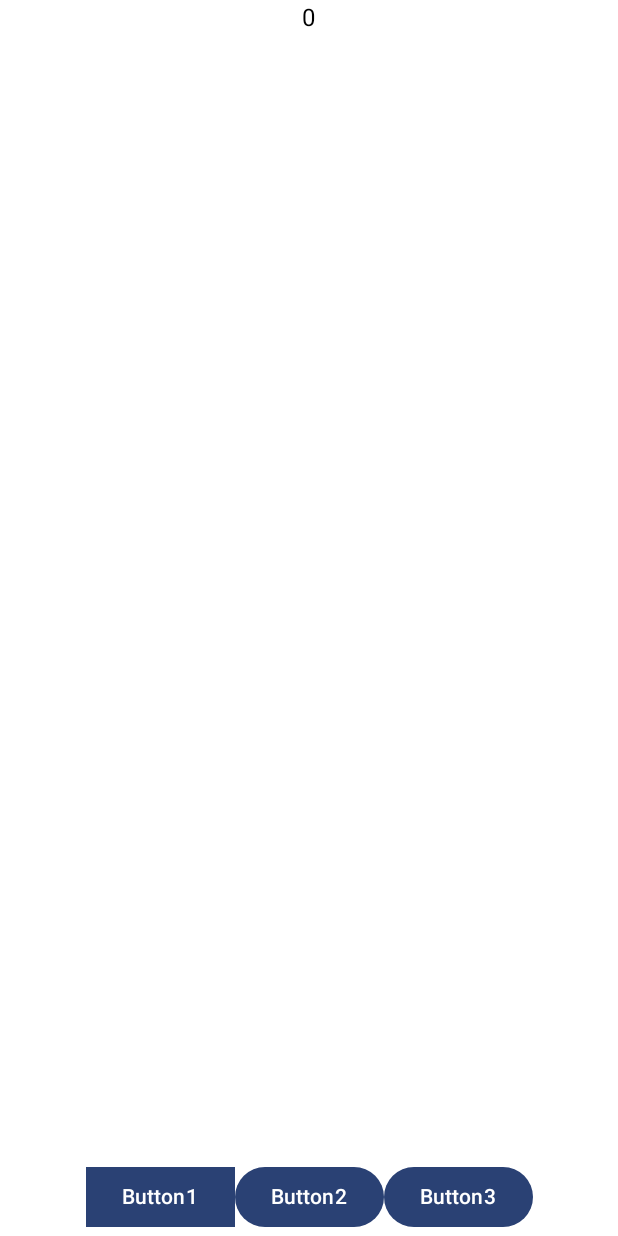
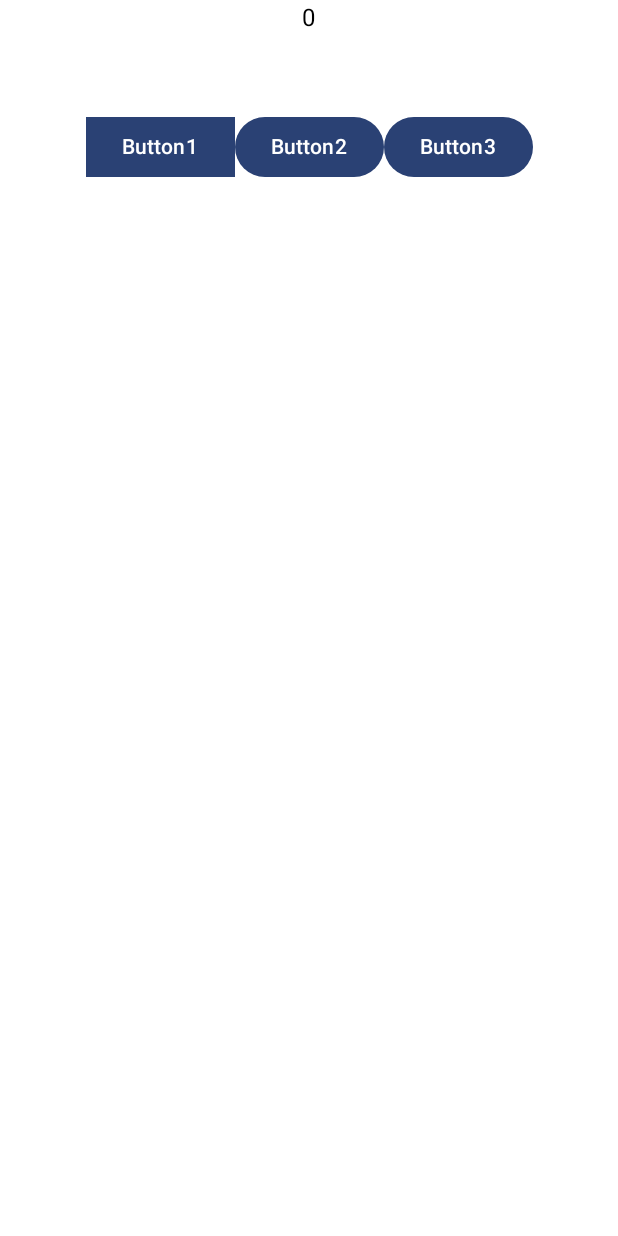
Before and after one commit to OMOCHInoHOSHI/example2_jet, an Android app built with Jetpack Compose: the @Preview function GreetingPreview, on a phone screen of 412 x 824 dp. Run offline under Robolectric (Android 15) with nearby library versions, the phone set to English and light mode, and no system bars.

Commit message:
基本的なボタン実装(修正1)

```diff
--- a/app/src/main/java/com/example/example2_jet/MainActivity.kt
+++ b/app/src/main/java/com/example/example2_jet/MainActivity.kt
@@ -69,7 +69,7 @@ fun AppScreen(){
                 shape =  RoundedCornerShape(0.dp),
                 //↓位置調整(Modifierの中身はコンマいらない)
                 modifier=Modifier
-                    .offset(x=0.dp,y=750.dp)
+                    .offset(x=0.dp,y=50.dp)
             )
             {
                 //処理
@@ -79,7 +79,7 @@ fun AppScreen(){
                 //コンマを忘れずに書く↓
                 onClick={count++},
                 //↓位置調整
-                modifier=Modifier.offset(x=0.dp,y=750.dp),
+                modifier=Modifier.offset(x=0.dp,y=50.dp),
             )
             {
                 Text(text="Button2")
@@ -88,7 +88,7 @@ fun AppScreen(){
                 //コンマを忘れずに書く↓
                 onClick={count++},
                 //↓位置調整
-                modifier=Modifier.offset(x=0.dp,y=750.dp),
+                modifier=Modifier.offset(x=0.dp,y=50.dp),
             )
             {
                 Text(text="Button3")
```
